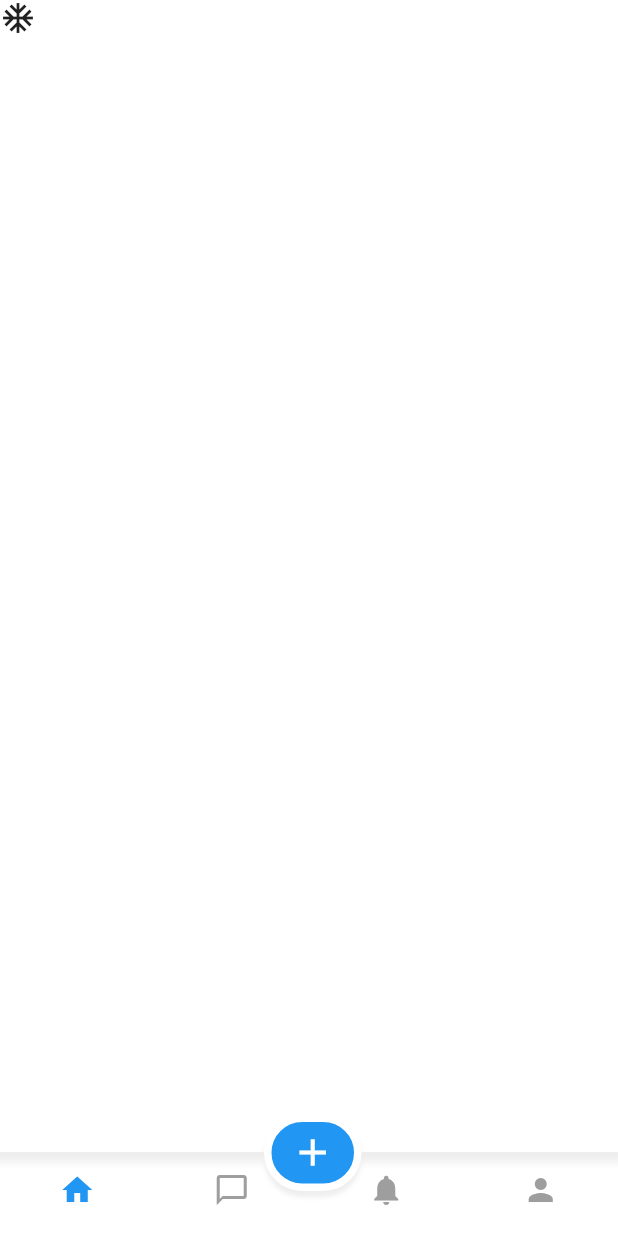
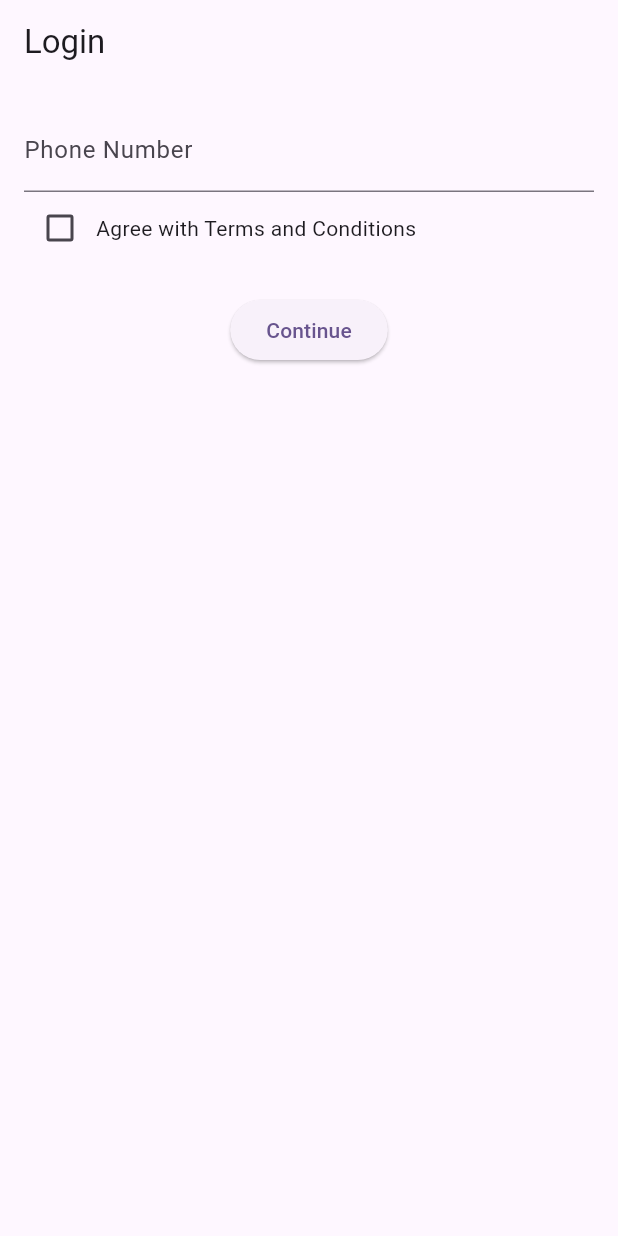
Before and after one commit to Nomankhan65/My-Code, a Flutter app: the screen it shows after launch, on a phone screen of 412 x 824 dp. Run offline on Flutter 3.47's test engine with Material 3 defaults, Android fonts, the phone set to English and light mode, and no system bars; our stand-ins replace freezed_annotation, get.

```diff
--- /dev/null
+++ b/lib/data-manager/login_screen.dart
@@ -0,0 +1,47 @@
+import 'package:flutter/material.dart';
+import 'package:get/get.dart';
+import 'mock_api_service.dart';
+
+class LoginScreen extends StatelessWidget {
+  final LoginController controller = Get.put(LoginController());
+  final TextEditingController phoneController = TextEditingController();
+  final RxBool agreeTerms = false.obs;
+
+  @override
+  Widget build(BuildContext context) {
+    return Scaffold(
+      appBar: AppBar(title: Text("Login")),
+      body: Padding(
+        padding: const EdgeInsets.all(16.0),
+        child: Column(
+          children: [
+            TextField(
+              controller: phoneController,
+              decoration: InputDecoration(labelText: "Phone Number"),
+              keyboardType: TextInputType.phone,
+            ),
+            Obx(() => Row(
+                  children: [
+                    Checkbox(
+                      value: agreeTerms.value,
+                      onChanged: (value) => agreeTerms.value = value!,
+                    ),
+                    Text("Agree with Terms and Conditions"),
+                  ],
+                )),
+            SizedBox(height: 20),
+            Obx(() => controller.isLoading.value
+                ? CircularProgressIndicator()
+                : ElevatedButton(
+                    onPressed: () => controller.login(
+                      phoneController.text,
+                      agreeTerms.value,
+                    ),
+                    child: Text("Continue"),
+                  )),
+          ],
+        ),
+      ),
+    );
+  }
+}
--- a/lib/main.dart
+++ b/lib/main.dart
@@ -1,5 +1,8 @@
 import 'package:code/view/home_view.dart';
 import 'package:flutter/material.dart';
+import 'package:get/get_navigation/src/root/get_material_app.dart';
+
+import 'data-manager/login_screen.dart';
 
 void main() {
   runApp(const MyApp());
@@ -11,7 +14,7 @@ class MyApp extends StatelessWidget {
   // This widget is the root of your application.
   @override
   Widget build(BuildContext context) {
-    return MaterialApp(
+    return GetMaterialApp(
       title: 'Flutter Demo',
       theme: ThemeData(
         // This is the theme of your application.
@@ -32,7 +35,7 @@ class MyApp extends StatelessWidget {
         colorScheme: ColorScheme.fromSeed(seedColor: Colors.deepPurple),
         useMaterial3: true,
       ),
-      home: HomeView(),
+      home: LoginScreen(),
     );
   }
 }
```
Also changed, not shown: assets/login.json (added, +36 -0 lines), lib/data-manager/mock.dart (added, +40 -0 lines), lib/data-manager/mock_api_service.dart (added, +56 -0 lines), lib/data-manager/otp_screen.dart (added, +54 -0 lines), lib/model/loginresponse.dart (added, +17 -0 lines), pubspec.yaml (+8 -3 lines), lib/model/loginresponse.freezed.dart (added), lib/model/loginresponse.g.dart (added), pubspec.lock.
